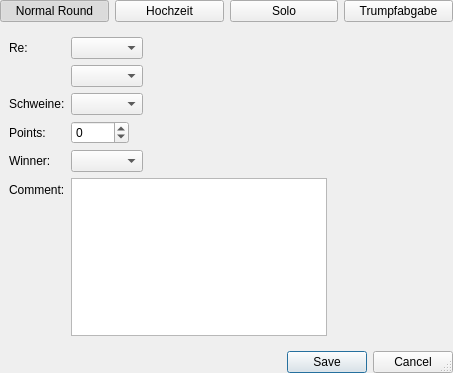
Before: the Qt Designer form src/windows/livegame/Doppelkopf/newrounddialog.ui in lbproductions/ProjectStatsMigration, drawn with Qt 5.
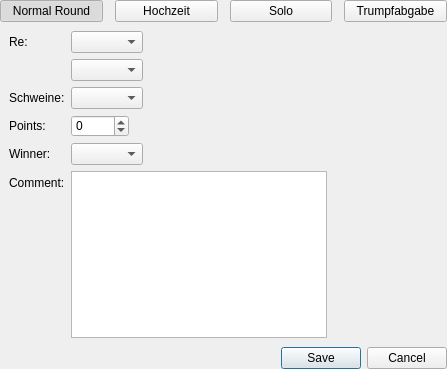
After: the same form once the commit is applied. Custom widgets are drawn as their Qt base class.

```diff
--- a/src/windows/livegame/Doppelkopf/newrounddialog.ui
+++ b/src/windows/livegame/Doppelkopf/newrounddialog.ui
@@ -9,25 +9,39 @@
    <rect>
     <x>0</x>
     <y>0</y>
-    <width>453</width>
-    <height>373</height>
+    <width>447</width>
+    <height>369</height>
    </rect>
   </property>
   <property name="windowTitle">
    <string>Dialog</string>
   </property>
+  <property name="styleSheet">
+   <string notr="true">QDialog {
+	opacity: 0;
+}</string>
+  </property>
   <property name="sizeGripEnabled">
-   <bool>true</bool>
+   <bool>false</bool>
   </property>
   <property name="modal">
    <bool>true</bool>
   </property>
   <layout class="QVBoxLayout" name="verticalLayout">
+   <property name="spacing">
+    <number>0</number>
+   </property>
    <property name="margin">
     <number>0</number>
    </property>
    <item>
     <layout class="QHBoxLayout" name="horizontalLayout">
+     <property name="spacing">
+      <number>12</number>
+     </property>
+     <property name="leftMargin">
+      <number>0</number>
+     </property>
      <item>
       <widget class="QPushButton" name="pushButtonNormal">
        <property name="text">
@@ -417,13 +431,19 @@
     </widget>
    </item>
    <item>
-    <widget class="QDialogButtonBox" name="buttonBox">
-     <property name="orientation">
-      <enum>Qt::Horizontal</enum>
-     </property>
-     <property name="standardButtons">
-      <set>QDialogButtonBox::Cancel|QDialogButtonBox::Save</set>
-     </property>
+    <widget class="QWidget" name="widget" native="true">
+     <layout class="QVBoxLayout" name="verticalLayout_2">
+      <property name="margin">
+       <number>0</number>
+      </property>
+      <item>
+       <widget class="QDialogButtonBox" name="buttonBox">
+        <property name="standardButtons">
+         <set>QDialogButtonBox::Cancel|QDialogButtonBox::Save</set>
+        </property>
+       </widget>
+      </item>
+     </layout>
     </widget>
    </item>
   </layout>
```
Left out of the diff: 63 changed lines with no effect on the pictures.
